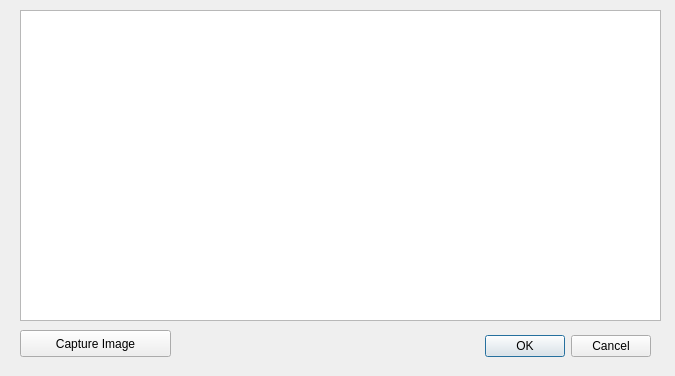
This is src/ui/VideoCapt.ui in oras/DVision as Qt 5 draws it before an edit. The edited form follows.
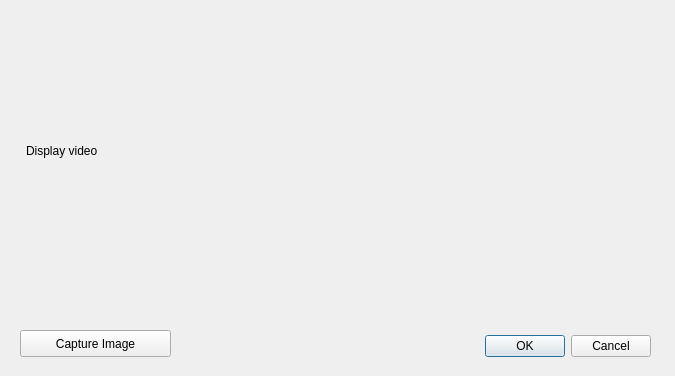
This is the edited form.

Patch:
```diff
--- a/src/ui/VideoCapt.ui
+++ b/src/ui/VideoCapt.ui
@@ -29,16 +29,6 @@
     <set>QDialogButtonBox::Cancel|QDialogButtonBox::Ok</set>
    </property>
   </widget>
-  <widget class="QGraphicsView" name="graphicsView">
-   <property name="geometry">
-    <rect>
-     <x>20</x>
-     <y>10</y>
-     <width>641</width>
-     <height>311</height>
-    </rect>
-   </property>
-  </widget>
   <widget class="QPushButton" name="pushButton">
    <property name="geometry">
     <rect>
@@ -52,6 +42,19 @@
     <string>Capture Image</string>
    </property>
   </widget>
+  <widget class="QLabel" name="label">
+   <property name="geometry">
+    <rect>
+     <x>26</x>
+     <y>20</y>
+     <width>631</width>
+     <height>261</height>
+    </rect>
+   </property>
+   <property name="text">
+    <string>Display video</string>
+   </property>
+  </widget>
  </widget>
  <resources/>
  <connections>
```
